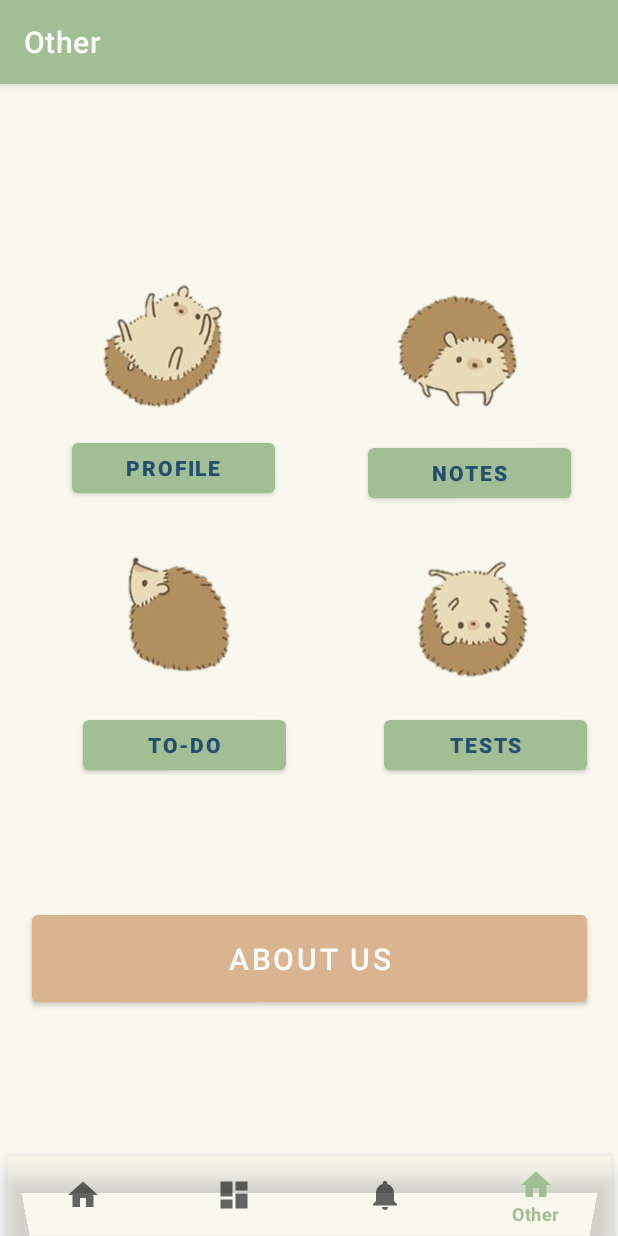
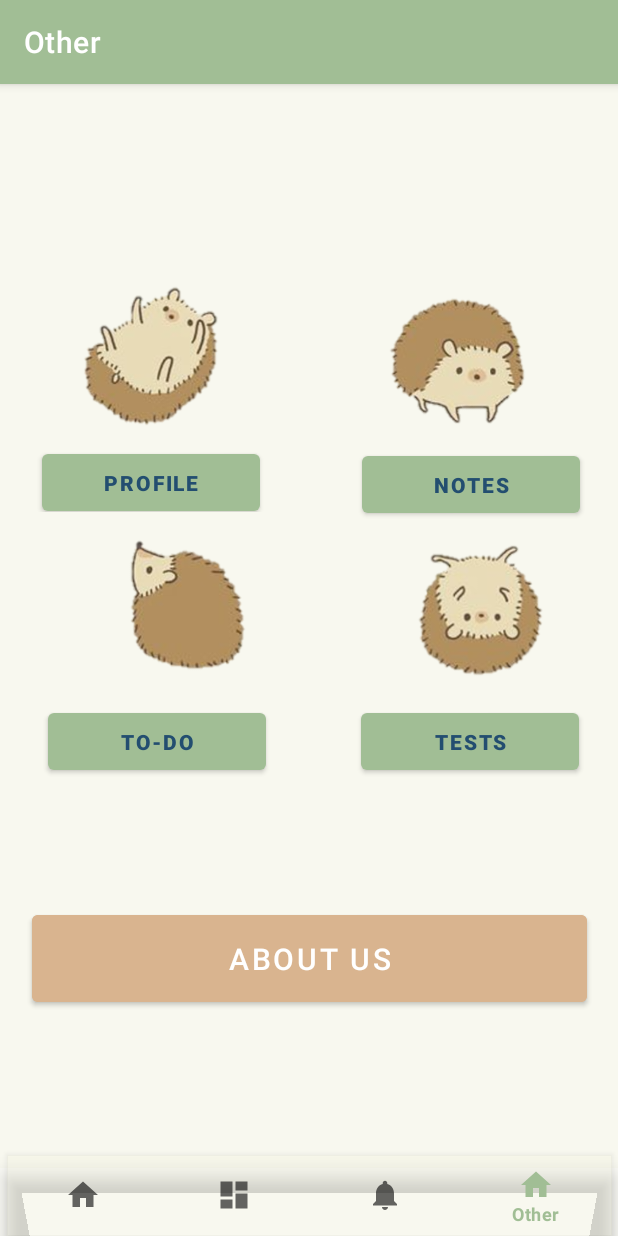
Before and after one commit to asiptsova/Vozyk, an Android app: the Other screen opened through its navigation route, on a phone screen of 412 x 824 dp. Run offline under Robolectric (Android 15) with nearby library versions, the phone set to English and light mode, and no system bars; our stand-ins replace navigation-ui; libraries missing offline, so code that uses them is left out: com.github.mikephil.charting; Roboto replaces fonts that are not available here; 93 statements that could not run were skipped.

Commit message:
<UI/UX fix 2.8.1>

```diff
--- a/app/src/main/res/layout/fragment_other.xml
+++ b/app/src/main/res/layout/fragment_other.xml
@@ -12,7 +12,7 @@
         android:id="@+id/account"
         android:layout_width="193dp"
         android:layout_height="172dp"
-        android:layout_marginStart="8dp"
+        android:layout_marginStart="0dp"
         android:layout_marginTop="118dp"
         android:layout_marginEnd="198dp"
         android:layout_marginBottom="437dp"
@@ -26,8 +26,8 @@
 
         <ImageView
             android:id="@+id/iv_edit_account"
-            android:layout_width="199dp"
-            android:layout_height="117dp"
+            android:layout_width="210dp"
+            android:layout_height="130dp"
             android:layout_marginStart="5dp"
             android:layout_marginTop="2dp"
             android:layout_marginEnd="1dp"
@@ -42,10 +42,9 @@
 
         <Button
             android:id="@+id/tv_edit_account"
-            android:gravity="center"
-            android:layout_width="135dp"
-            android:layout_height="45dp"
-            android:layout_marginStart="42dp"
+            android:layout_width="145dp"
+            android:layout_height="50dp"
+            android:layout_marginStart="22dp"
             android:layout_marginTop="127dp"
             android:layout_marginEnd="20dp"
             android:layout_marginBottom="14dp"
@@ -54,9 +53,10 @@
             android:textStyle="bold"
             app:layout_constraintBottom_toBottomOf="parent"
             app:layout_constraintEnd_toEndOf="parent"
-            app:layout_constraintHorizontal_bias="0.504"
+            app:layout_constraintHorizontal_bias="1.0"
             app:layout_constraintStart_toStartOf="parent"
-            app:layout_constraintTop_toTopOf="parent" />
+            app:layout_constraintTop_toTopOf="parent"
+            app:layout_constraintVertical_bias="0.0" />
 
 
     </androidx.constraintlayout.widget.ConstraintLayout>
@@ -74,8 +74,8 @@
 
         <ImageView
             android:id="@+id/iv_edit_notes"
-            android:layout_width="199dp"
-            android:layout_height="117dp"
+            android:layout_width="210dp"
+            android:layout_height="130dp"
             android:layout_marginStart="5dp"
             android:layout_marginTop="2dp"
             android:layout_marginEnd="1dp"
@@ -90,21 +90,21 @@
 
         <Button
             android:id="@+id/tv_edit_notes"
-            android:gravity="center"
-            android:layout_width="135dp"
-            android:layout_height="45dp"
+            android:layout_width="145dp"
+            android:layout_height="50dp"
             android:layout_marginStart="42dp"
             android:layout_marginTop="127dp"
-            android:layout_marginEnd="20dp"
             android:layout_marginBottom="14dp"
+            android:gravity="center"
             android:text="@string/notes"
             android:textColor="#234E70"
             android:textStyle="bold"
             app:layout_constraintBottom_toBottomOf="parent"
             app:layout_constraintEnd_toEndOf="parent"
-            app:layout_constraintHorizontal_bias="0.504"
+            app:layout_constraintHorizontal_bias="0.0"
             app:layout_constraintStart_toStartOf="parent"
-            app:layout_constraintTop_toTopOf="parent" />
+            app:layout_constraintTop_toTopOf="parent"
+            app:layout_constraintVertical_bias="0.0" />
 
 
     </androidx.constraintlayout.widget.ConstraintLayout>
@@ -126,8 +126,8 @@
 
         <ImageView
             android:id="@+id/iv_edit_toDo"
-            android:layout_width="199dp"
-            android:layout_height="117dp"
+            android:layout_width="210dp"
+            android:layout_height="130dp"
             android:layout_marginStart="5dp"
             android:layout_marginTop="4dp"
             android:layout_marginEnd="1dp"
@@ -143,10 +143,9 @@
 
         <Button
             android:id="@+id/tv_edit_toDo"
-            android:gravity="center"
-            android:layout_width="135dp"
-            android:layout_height="45dp"
-            android:layout_marginStart="42dp"
+            android:layout_width="145dp"
+            android:layout_height="50dp"
+            android:layout_marginStart="22dp"
             android:layout_marginTop="127dp"
             android:layout_marginEnd="20dp"
             android:layout_marginBottom="14dp"
@@ -155,9 +154,10 @@
             android:textStyle="bold"
             app:layout_constraintBottom_toBottomOf="parent"
             app:layout_constraintEnd_toEndOf="parent"
-            app:layout_constraintHorizontal_bias="0.504"
+            app:layout_constraintHorizontal_bias="0.0"
             app:layout_constraintStart_toStartOf="parent"
-            app:layout_constraintTop_toTopOf="parent" />
+            app:layout_constraintTop_toTopOf="parent"
+            app:layout_constraintVertical_bias="0.6" />
 
 
     </androidx.constraintlayout.widget.ConstraintLayout>
@@ -177,8 +177,8 @@
 
         <ImageView
             android:id="@+id/iv_edit_test"
-            android:layout_width="199dp"
-            android:layout_height="117dp"
+            android:layout_width="210dp"
+            android:layout_height="130dp"
             android:layout_marginStart="5dp"
             android:layout_marginTop="4dp"
             android:layout_marginEnd="1dp"
@@ -194,21 +194,22 @@
 
         <Button
             android:id="@+id/tv_edit_tesst"
-            android:gravity="center"
-            android:layout_width="135dp"
-            android:layout_height="45dp"
+            android:layout_width="145dp"
+            android:layout_height="50dp"
             android:layout_marginStart="42dp"
             android:layout_marginTop="127dp"
-            android:layout_marginEnd="20dp"
+            android:layout_marginEnd="43dp"
             android:layout_marginBottom="14dp"
+            android:gravity="center"
             android:text="@string/tests"
             android:textColor="#234E70"
             android:textStyle="bold"
             app:layout_constraintBottom_toBottomOf="parent"
             app:layout_constraintEnd_toEndOf="parent"
-            app:layout_constraintHorizontal_bias="0.504"
+            app:layout_constraintHorizontal_bias="0.461"
             app:layout_constraintStart_toStartOf="parent"
-            app:layout_constraintTop_toTopOf="parent" />
+            app:layout_constraintTop_toTopOf="parent"
+            app:layout_constraintVertical_bias="0.6" />
 
 
     </androidx.constraintlayout.widget.ConstraintLayout>
--- a/app/src/main/res/layout/info_task_dialog.xml
+++ b/app/src/main/res/layout/info_task_dialog.xml
@@ -12,7 +12,7 @@
         android:layout_marginTop="10dp"
         android:text="@string/info"
         android:textColor="#234E70"
-        android:textSize="25sp"
+        android:textSize="30dp"
         android:textStyle="bold" />
 
 
@@ -35,6 +35,7 @@
             android:layout_width="wrap_content"
             android:layout_height="wrap_content"
             android:layout_marginStart="5dp"
+            android:textColor="#234E70"
             android:text="@string/info"
             android:textSize="20sp" />
     </LinearLayout>
@@ -58,6 +59,7 @@
             android:layout_width="wrap_content"
             android:layout_height="wrap_content"
             android:layout_marginStart="5dp"
+            android:textColor="#234E70"
             android:text="@string/info"
             android:textSize="20sp" />
     </LinearLayout>
@@ -81,6 +83,7 @@
             android:layout_width="wrap_content"
             android:layout_height="wrap_content"
             android:layout_marginStart="5dp"
+            android:textColor="#234E70"
             android:text="@string/info"
             android:textSize="20sp" />
     </LinearLayout>
--- a/app/src/main/res/layout/medicationlayout.xml
+++ b/app/src/main/res/layout/medicationlayout.xml
@@ -53,13 +53,13 @@
                 app:layout_constraintStart_toStartOf="@+id/medDosage"
                 app:layout_constraintTop_toBottomOf="@+id/medDosage" />
 
-            <TextView
+            <Button
                 android:id="@+id/instruction"
                 android:layout_width="150dp"
-                android:layout_height="28dp"
-                android:background="@color/Sage"
+                android:layout_height="60dp"
+                android:backgroundTint="@color/Sage"
                 android:text="@string/press_to_edit_delete"
-                android:textColor="@color/black"
+                android:textColor="#234E70"
                 android:textSize="16sp"
                 app:layout_constraintEnd_toEndOf="parent"
                 app:layout_constraintTop_toTopOf="parent" />
```
